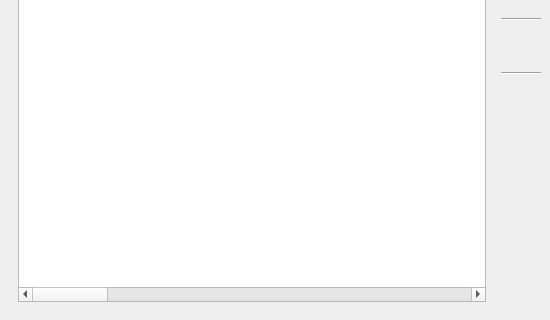
Qt form UI/biblioteq_members_browser.ui (textbrowser/biblioteq) before a commit; both pictures show x 0 to 550 and y 280 to 600 of the 550 by 600 pixel window.
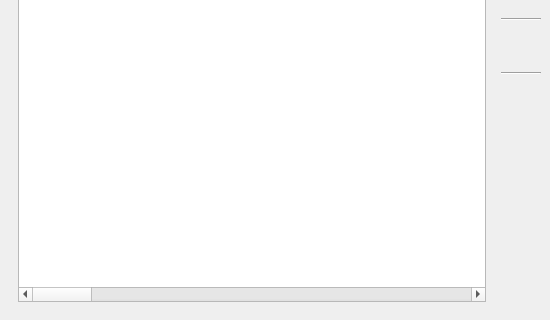
The same form after that commit. Icons and pictures are not drawn.

Commit message: Display contact information in Members Browser.

Diff of the .ui file:
```diff
--- a/UI/biblioteq_members_browser.ui
+++ b/UI/biblioteq_members_browser.ui
@@ -126,6 +126,21 @@
            <string>Last Name</string>
           </property>
          </column>
+         <column>
+          <property name="text">
+           <string>E-Mail Address</string>
+          </property>
+         </column>
+         <column>
+          <property name="text">
+           <string>Telephone Number</string>
+          </property>
+         </column>
+         <column>
+          <property name="text">
+           <string>Home Address</string>
+          </property>
+         </column>
          <column>
           <property name="text">
            <string>Member Since</string>
```
The commit also changes 3 other files.
